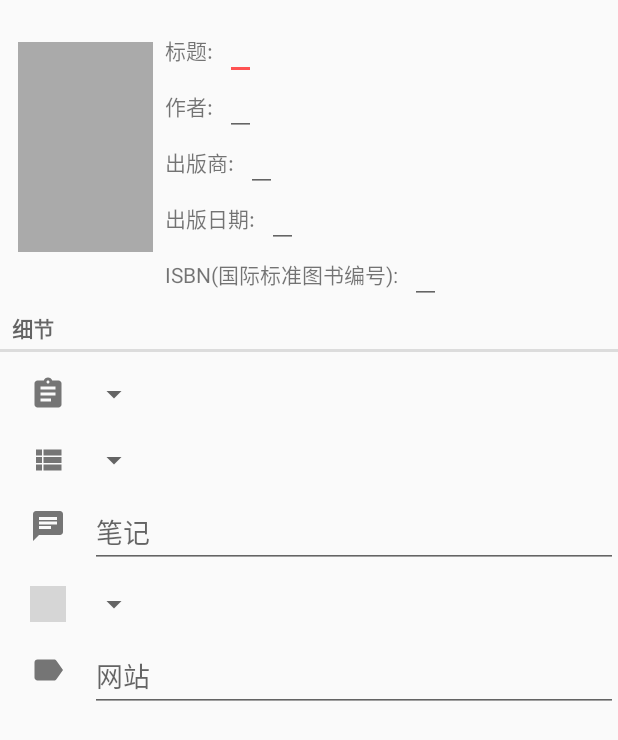
After one commit to Tournelxcy/LibraryApp, an Android app: the layout activity_bookedit.xml on its own in the app's theme, with its tools: preview values and no code run, on a phone screen of 412 x 824 dp. The commit adds this screen. Shown: the top 740 px of the screen. Run offline under Robolectric (Android 15) with nearby library versions, the phone set to English and light mode, and no system bars; grey boxes are pictures that could not be loaded.

Commit message:
Add the book edit layout

```diff
--- a/app/build.gradle
+++ b/app/build.gradle
@@ -3,12 +3,12 @@ plugins {
 }
 
 android {
-    compileSdk 32
+    compileSdk 27
 
     defaultConfig {
         applicationId "com.example.myapplication"
         minSdk 21
-        targetSdk 32
+        targetSdk 27
         versionCode 1
         versionName "1.0"
 
--- /dev/null
+++ b/app/src/main/res/drawable/ic_assignment.xml
@@ -0,0 +1,10 @@
+<?xml version="1.0" encoding="utf-8"?>
+<vector xmlns:android="http://schemas.android.com/apk/res/android"
+    android:width="24dp"
+    android:height="24dp"
+    android:viewportWidth="24.0"
+    android:viewportHeight="24.0">
+    <path
+        android:fillColor="@color/colorSecondaryText"
+        android:pathData="M19,3h-4.18C14.4,1.84 13.3,1 12,1c-1.3,0 -2.4,0.84 -2.82,2L5,3c-1.1,0 -2,0.9 -2,2v14c0,1.1 0.9,2 2,2h14c1.1,0 2,-0.9 2,-2L21,5c0,-1.1 -0.9,-2 -2,-2zM12,3c0.55,0 1,0.45 1,1s-0.45,1 -1,1 -1,-0.45 -1,-1 0.45,-1 1,-1zM14,17L7,17v-2h7v2zM17,13L7,13v-2h10v2zM17,9L7,9L7,7h10v2z"/>
+</vector>
--- /dev/null
+++ b/app/src/main/res/drawable/ic_chat.xml
@@ -0,0 +1,10 @@
+<?xml version="1.0" encoding="utf-8"?>
+<vector xmlns:android="http://schemas.android.com/apk/res/android"
+    android:width="24dp"
+    android:height="24dp"
+    android:viewportWidth="24.0"
+    android:viewportHeight="24.0">
+    <path
+        android:fillColor="@color/colorSecondaryText"
+        android:pathData="M20,2L4,2c-1.1,0 -1.99,0.9 -1.99,2L2,22l4,-4h14c1.1,0 2,-0.9 2,-2L22,4c0,-1.1 -0.9,-2 -2,-2zM6,9h12v2L6,11L6,9zM14,14L6,14v-2h8v2zM18,8L6,8L6,6h12v2z"/>
+</vector>
--- /dev/null
+++ b/app/src/main/res/drawable/ic_earth.xml
@@ -0,0 +1,9 @@
+<vector xmlns:android="http://schemas.android.com/apk/res/android"
+    android:width="24dp"
+    android:height="24dp"
+    android:viewportWidth="24.0"
+    android:viewportHeight="24.0">
+    <path
+        android:fillColor="@color/colorSecondaryText"
+        android:pathData="M17.63,5.84C17.27,5.33 16.67,5 16,5L5,5.01C3.9,5.01 3,5.9 3,7v10c0,1.1 0.9,1.99 2,1.99L16,19c0.67,0 1.27,-0.33 1.63,-0.84L22,12l-4.37,-6.16z" />
+</vector>
--- /dev/null
+++ b/app/src/main/res/drawable/ic_view_list.xml
@@ -0,0 +1,10 @@
+<?xml version="1.0" encoding="utf-8"?>
+<vector xmlns:android="http://schemas.android.com/apk/res/android"
+    android:width="24dp"
+    android:height="24dp"
+    android:viewportWidth="24.0"
+    android:viewportHeight="24.0">
+    <path
+        android:fillColor="@color/colorSecondaryText"
+        android:pathData="M4,14h4v-4L4,10v4zM4,19h4v-4L4,15v4zM4,9h4L8,5L4,5v4zM9,14h12v-4L9,10v4zM9,19h12v-4L9,15v4zM9,5v4h12L21,5L9,5z"/>
+</vector>
--- /dev/null
+++ b/app/src/main/res/layout/activity_bookedit.xml
@@ -0,0 +1,126 @@
+<?xml version="1.0" encoding="utf-8"?>
+<LinearLayout xmlns:android="http://schemas.android.com/apk/res/android"
+    android:orientation="vertical"
+    android:layout_width="match_parent"
+    android:layout_height="match_parent">
+    <include layout="@layout/view_cover_and_info"/>
+    <TextView
+        android:layout_width="match_parent"
+        android:layout_height="wrap_content"
+        android:text="@string/separator_text_view1"
+        style="?android:listSeparatorTextViewStyle"/>
+
+    <LinearLayout
+        android:layout_width="match_parent"
+        android:layout_height="wrap_content"
+        android:layout_marginStart="20dp"
+        android:layout_marginTop="16dp"
+        android:orientation="horizontal">
+        <ImageView
+            android:layout_width="24dp"
+            android:layout_height="24dp"
+            android:scaleType="center"
+            android:contentDescription="@string/reading_status_image_view"
+            android:src="@drawable/ic_assignment"/>
+
+        <Spinner
+            android:id="@+id/reading_status_spinner"
+            android:layout_width="wrap_content"
+            android:layout_height="wrap_content"
+            android:layout_marginStart="8dp"
+            android:spinnerMode="dropdown"/>
+
+    </LinearLayout>
+
+    <LinearLayout
+        android:layout_width="match_parent"
+        android:layout_height="wrap_content"
+        android:layout_marginStart="20dp"
+        android:layout_marginTop="20dp"
+        android:orientation="horizontal">
+        <ImageView
+            android:layout_width="24dp"
+            android:layout_height="24dp"
+            android:scaleType="center"
+            android:contentDescription="@string/book_shelf_image_view"
+            android:src="@drawable/ic_view_list"/>
+
+        <Spinner
+            android:id="@+id/book_shelf_spinner"
+            android:layout_width="wrap_content"
+            android:layout_height="wrap_content"
+            android:layout_marginStart="8dp"
+            android:spinnerMode="dropdown"/>
+
+    </LinearLayout>
+
+    <LinearLayout
+        android:layout_width="match_parent"
+        android:layout_height="wrap_content"
+        android:layout_marginStart="20dp"
+        android:layout_marginTop="12dp"
+        android:orientation="horizontal">
+        <ImageView
+            android:layout_width="24dp"
+            android:layout_height="24dp"
+            android:layout_marginTop="8dp"
+            android:scaleType="center"
+            android:contentDescription="@string/note_edit_text_hint"
+            android:src="@drawable/ic_chat"/>
+
+        <EditText
+            android:id="@+id/book_notes_exit_text"
+            android:layout_width="match_parent"
+            android:layout_height="wrap_content"
+            android:layout_marginStart="16dp"
+            android:textSize="18sp"
+            android:hint="@string/note_edit_text_hint"/>
+    </LinearLayout>
+
+    <LinearLayout
+        android:layout_width="match_parent"
+        android:layout_height="wrap_content"
+        android:layout_marginStart="20dp"
+        android:layout_marginTop="12dp"
+        android:orientation="horizontal">
+        <ImageView
+            android:layout_width="24dp"
+            android:layout_height="24dp"
+            android:scaleType="center"
+            android:contentDescription="@string/label_image_view"
+            android:src="@drawable/ic_label"/>
+
+        <Spinner
+            android:id="@+id/label_spinner"
+            android:layout_width="wrap_content"
+            android:layout_height="wrap_content"
+            android:layout_marginStart="8dp"
+            android:spinnerMode="dropdown"/>
+    </LinearLayout>
+
+    <LinearLayout
+        android:layout_width="match_parent"
+        android:layout_height="wrap_content"
+        android:layout_marginStart="20dp"
+        android:layout_marginTop="12dp"
+        android:orientation="horizontal">
+        <ImageView
+            android:layout_width="24dp"
+            android:layout_height="24dp"
+            android:layout_marginTop="8dp"
+            android:scaleType="center"
+            android:contentDescription="@string/website_edit_text_hint"
+            android:src="@drawable/ic_earth"/>
+
+        <EditText
+            android:id="@+id/book_website_exit_text"
+            android:layout_width="match_parent"
+            android:layout_height="wrap_content"
+            android:layout_marginStart="16dp"
+            android:textSize="18sp"
+            android:hint="@string/website_edit_text_hint"/>
+    </LinearLayout>
+
+
+
+</LinearLayout>
--- a/app/src/main/res/values/strings.xml
+++ b/app/src/main/res/values/strings.xml
@@ -17,4 +17,10 @@
     <string name="book_pubdate_text_view">出版日期:</string>
     <string name="book_isbn_text_view">ISBN(国际标准图书编号):</string>
     <string name="fetcher_response_unmatched">获取图书详细信息失败，请扫描正确的条形码。</string>
+    <string name="separator_text_view1">细节</string>
+    <string name="reading_status_image_view">阅读状态</string>
+    <string name="book_shelf_image_view">书架</string>
+    <string name="note_edit_text_hint">笔记</string>
+    <string name="label_image_view">标签</string>
+    <string name="website_edit_text_hint">网站</string>
 </resources>
```
Also changed, not shown: app/src/main/java/com/example/myapplication/Book.java (+26 -22 lines), app/src/main/java/com/example/myapplication/BookFetcher.java (+23 -20 lines), app/src/main/java/com/example/myapplication/BookListFragment.java (+2 -6 lines), app/src/main/java/com/example/myapplication/DouBanFetcher.java (+13 -14 lines), app/src/main/java/com/example/myapplication/MainActivity.java (+5 -4 lines), app/src/main/java/com/example/myapplication/database/BookBaseHelper.java (added, +31 -0 lines), app/src/main/java/com/example/myapplication/database/BookCursorWrapper.java (added, +13 -0 lines), app/src/main/java/com/example/myapplication/database/BookDBSchema.java (added, +19 -0 lines), app/src/main/res/drawable/ic_reading_status.xml (added, +9 -0 lines), app/src/main/res/layout/fragment_booklist.xml (renamed from app/src/main/res/layout/booklist_fragment.xml).
